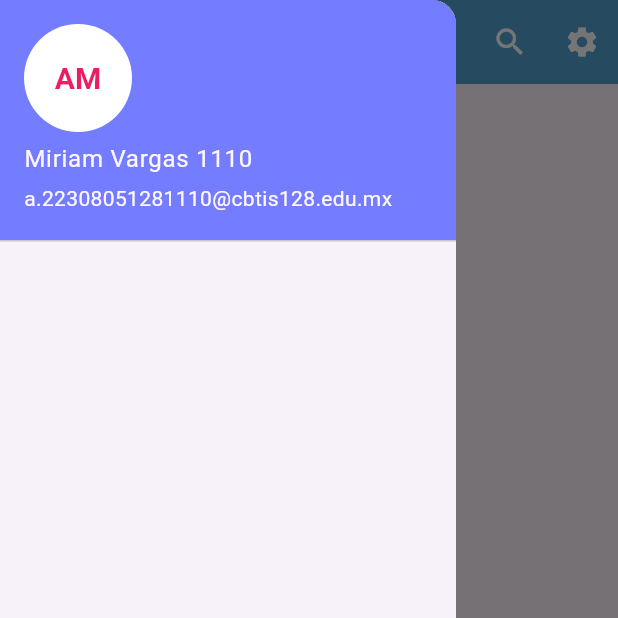
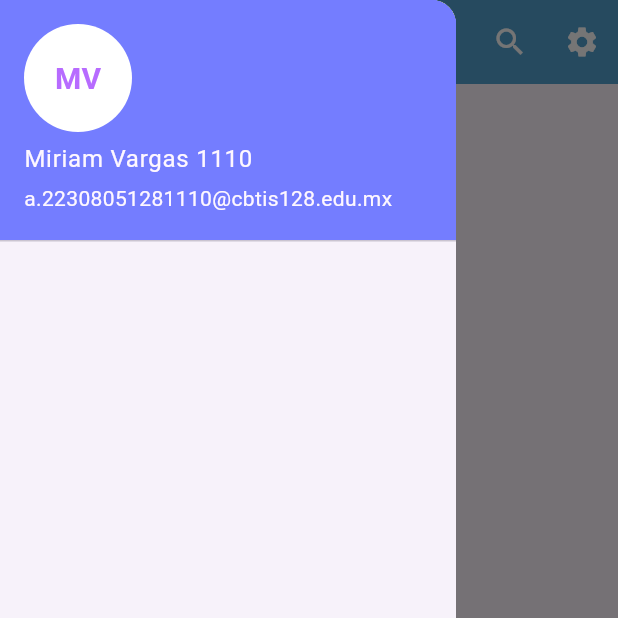
Before and after one commit to Miriam-Vargas-1110/UIII-Act4-Drawer-formularios, a Flutter app: the screen it shows after launch, with the side drawer open, on a phone screen of 412 x 824 dp, the top half of it. Run offline on Flutter 3.47's test engine with Material 3 defaults, Android fonts, the phone set to English and light mode, and no system bars.

Commit message:
agrege Avatar

```diff
--- a/lib/homepage.dart
+++ b/lib/homepage.dart
@@ -44,14 +44,14 @@ drawer: Drawer(
       accountEmail: Text("a.22308051281110@cbtis128.edu.mx"),
       currentAccountPicture: GestureDetector(
         child: CircleAvatar(
+          backgroundColor: Colors.white,
                   child: Text(
-                    "AM",
+                    "MV",
                     style: TextStyle(
-                        color: Colors.pink,
+                        color: const Color.fromARGB(255, 183, 107, 255),
                         fontSize: 20.0,
                         fontWeight: FontWeight.bold),
                   ),
-                  backgroundColor: Colors.white,
                 ),
           ),
         ),
```
Also changed, not shown: recursos/image-2.png (added), 1 other file.
